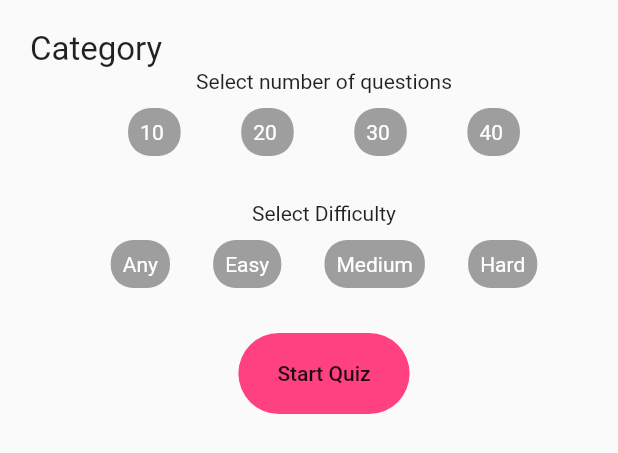
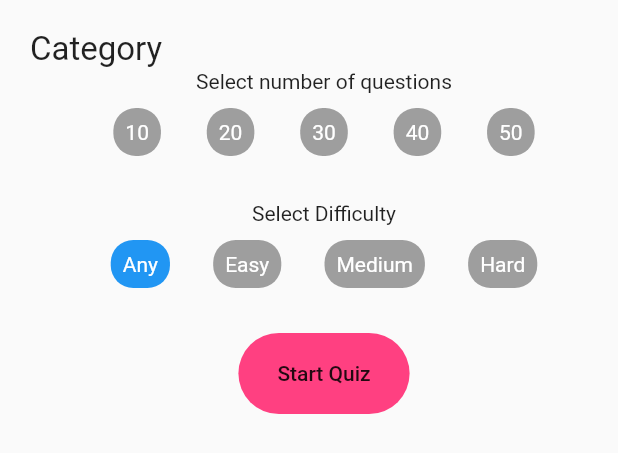
Before and after one commit to evansmwenda/questionnaireApp, a Flutter app: the MyBottomSheet widget shown alone on an empty page, opened directly, after a tap on "Any", on a phone screen of 412 x 824 dp. Shown: the top 453 px of the screen. Run offline on Flutter 3.47's test engine with Material 2 defaults, Android fonts, the phone set to English and light mode, and no system bars; network calls fail.

```diff
--- a/lib/main.dart
+++ b/lib/main.dart
@@ -1,5 +1,7 @@
 import 'package:flutter/material.dart';
 import 'package:peponi_app/widgets/bottom_sheet.dart';
+import 'package:peponi_app/widgets/my_container.dart';
+import 'package:peponi_app/widgets/question_categories.dart';
 
 void main() => runApp(MyApp());
 
@@ -19,16 +21,6 @@ class MyApp extends StatelessWidget {
 
 class MyHomePage extends StatefulWidget {
   MyHomePage({Key key, this.title}) : super(key: key);
-
-  // This widget is the home page of your application. It is stateful, meaning
-  // that it has a State object (defined below) that contains fields that affect
-  // how it looks.
-
-  // This class is the configuration for the state. It holds the values (in this
-  // case the title) provided by the parent (in this case the App widget) and
-  // used by the build method of the State. Fields in a Widget subclass are
-  // always marked "final".
-
   final String title;
 
   @override
@@ -38,16 +30,8 @@ class MyHomePage extends StatefulWidget {
 class _MyHomePageState extends State<MyHomePage> {
   @override
   Widget build(BuildContext context) {
-    // This method is rerun every time setState is called, for instance as done
-    // by the _incrementCounter method above.
-    //
-    // The Flutter framework has been optimized to make rerunning build methods
-    // fast, so that you can just rebuild anything that needs updating rather
-    // than having to individually change instances of widgets.
     return Scaffold(
         appBar: AppBar(
-          // Here we take the value from the MyHomePage object that was created by
-          // the App.build method, and use it to set our appbar title.
           title: Text(widget.title),
         ),
         body: Stack(
@@ -55,55 +39,39 @@ class _MyHomePageState extends State<MyHomePage> {
             Positioned(
               left: 0,
               right: 0,
-              height: 150.0,
+              height: 250.0,
               child: ClipPath(
                 clipper: ClippingClass(),
                 child: MyContainer(),
               ),
             ),
-
+            Padding(
+              padding: EdgeInsets.symmetric(vertical: 50.0,horizontal: 20.0),
+              child: Text("Select a category below to start quiz",
+              style: TextStyle(
+                fontSize: 19.0,
+                color: Colors.white,
+              ),),
+            ),
+            QuestionCategories(),
           ],
-        )// This trailing comma makes auto-formatting nicer for build methods.
+        ) // This trailing comma makes auto-formatting nicer for build methods.
         );
   }
 }
 
-class MyContainer extends StatelessWidget {
-  @override
-  Widget build(BuildContext context) {
-    return Container(
-      color: Colors.red,
-      padding: EdgeInsets.symmetric(vertical:40.0,horizontal: 20.0),
-      child: GestureDetector(
-        child: Text(
-          "Who among the following was the first president of Uganda?",
-          style: TextStyle(
-            fontSize: 25.0,
-            color: Colors.white,
-          ),
-          textAlign: TextAlign.center,
-        ),
-        onTap: (){
-          showBottomSheet(
-              context: context,
-              builder: (context) => MyBottomSheet(),);
-        },
-      ),
-    );
-  }
-}
-
-
-class ClippingClass extends CustomClipper<Path>{
+class ClippingClass extends CustomClipper<Path> {
   @override
   Path getClip(Size size) {
     var path = Path();
 
-    path.lineTo(0.0, size.height-40);
+    path.lineTo(0.0, size.height - 40);
 //    path.quadraticBezierTo(x1, y1, x2, y2);
-    path.quadraticBezierTo(size.width/4, size.height, size.width/2, size.height);
-    path.quadraticBezierTo(size.width - (size.width/4), size.height, size.width, size.height-40);
-    path.lineTo(size.width,0.0);
+    path.quadraticBezierTo(
+        size.width / 4, size.height, size.width / 2, size.height);
+    path.quadraticBezierTo(size.width - (size.width / 4), size.height,
+        size.width, size.height - 40);
+    path.lineTo(size.width, 0.0);
     path.close();
 
     return path;
@@ -114,5 +82,4 @@ class ClippingClass extends CustomClipper<Path>{
     // TODO: implement shouldReclip
     return false;
   }
-
 }
--- a/lib/widgets/bottom_sheet.dart
+++ b/lib/widgets/bottom_sheet.dart
@@ -6,46 +6,62 @@ class MyBottomSheet extends StatefulWidget {
 }
 
 class _MyBottomSheetState extends State<MyBottomSheet> {
-  String _selectedQuestion;
-  String _selectedDifficulty;
-  Color _normalColor = Colors.grey;
-  Color _selectedColor = Colors.blue;
-
-
-  List<RadioModel> sampleData = new List<RadioModel>();
+  List<RadioModel> sampleQuestions = new List<RadioModel>();
+  List<RadioModel> sampleDifficulty = new List<RadioModel>();
 
   @override
   void initState() {
     // TODO: implement initState
     super.initState();
-    sampleData.add(new RadioModel(false, '10'));
-    sampleData.add(new RadioModel(false, '20'));
-    sampleData.add(new RadioModel(false, '30'));
-    sampleData.add(new RadioModel(false, '40'));
-    sampleData.add(new RadioModel(false, '50'));
+    //for the sample questions
+    sampleQuestions.add(new RadioModel(false, '10'));
+    sampleQuestions.add(new RadioModel(false, '20'));
+    sampleQuestions.add(new RadioModel(false, '30'));
+    sampleQuestions.add(new RadioModel(false, '40'));
+    sampleQuestions.add(new RadioModel(false, '50'));
+
+    //for the sample difficulty
+    sampleDifficulty.add(new RadioModel(false, 'Any'));
+    sampleDifficulty.add(new RadioModel(false, 'Easy'));
+    sampleDifficulty.add(new RadioModel(false, 'Medium'));
+    sampleDifficulty.add(new RadioModel(false, 'Hard'));
   }
+
   void _rebuildScreen() {
     setState(() {
       //do nothing but rebuildp
-      sampleData.forEach((element) => element.isSelected = false);
-      print(" ai am rebuilding");
+      sampleQuestions.forEach((element) => element.isSelected = false);
+      print(" am questios rebuilding");
+    });
+  }
+  void _rebuildDifficultyScreen() {
+    setState(() {
+      //do nothing but rebuildp
+      sampleDifficulty.forEach((element) => element.isSelected = false);
+      print("am dfiificult rebuilding");
     });
   }
 
   @override
   Widget build(BuildContext context) {
     return Container(
-        padding: EdgeInsets.only(top: 20.0,left: 20.0),
+      padding: EdgeInsets.only(top: 20.0, left: 20.0),
       width: double.infinity,
       height: 300.0,
       child: Column(
         crossAxisAlignment: CrossAxisAlignment.start,
         children: <Widget>[
-            Text("Category",textAlign: TextAlign.start,style: TextStyle(fontSize: 22.0,),),
+          Text(
+            "Category",
+            textAlign: TextAlign.start,
+            style: TextStyle(
+              fontSize: 22.0,
+            ),
+          ),
           Column(
             children: <Widget>[
               Padding(
-                  padding: EdgeInsets.only(bottom:10.0),
+                padding: EdgeInsets.only(bottom: 10.0),
                 child: Text("Select number of questions"),
               ),
               Container(
@@ -53,13 +69,39 @@ class _MyBottomSheetState extends State<MyBottomSheet> {
                 child: Row(
                   mainAxisAlignment: MainAxisAlignment.spaceEvenly,
                   children: <Widget>[
-                      MyGestureDetector(0,sampleData[0].buttonText,sampleData,_rebuildScreen),
-                      MyGestureDetector(1,sampleData[1].buttonText,sampleData,_rebuildScreen),
-                      MyGestureDetector(2,sampleData[2].buttonText,sampleData,_rebuildScreen),
-                      MyGestureDetector(3,sampleData[3].buttonText,sampleData,_rebuildScreen),
+                    MyGestureDetector(
+                      group: '0',
+                      index: 0,
+                      buttonText: sampleQuestions[0].buttonText,
+                      sampleQuestions: sampleQuestions,
+                      rebuildCallback: _rebuildScreen,),
+                    MyGestureDetector(
+                      group: '0',
+                      index: 1,
+                      buttonText: sampleQuestions[1].buttonText,
+                      sampleQuestions: sampleQuestions,
+                      rebuildCallback: _rebuildScreen,),
+                    MyGestureDetector(
+                      group: '0',
+                      index: 2,
+                      buttonText: sampleQuestions[2].buttonText,
+                      sampleQuestions: sampleQuestions,
+                      rebuildCallback: _rebuildScreen,),
+                    MyGestureDetector(
+                      group: '0',
+                      index: 3,
+                      buttonText: sampleQuestions[3].buttonText,
+                      sampleQuestions: sampleQuestions,
+                      rebuildCallback: _rebuildScreen,),
+                    MyGestureDetector(
+                      group: '0',
+                      index: 4,
+                      buttonText: sampleQuestions[4].buttonText,
+                      sampleQuestions: sampleQuestions,
+                      rebuildCallback: _rebuildScreen,),
                   ],
                 ),
-                )
+              ),
             ],
           ),
           SizedBox(
@@ -68,7 +110,7 @@ class _MyBottomSheetState extends State<MyBottomSheet> {
           Column(
             children: <Widget>[
               Padding(
-                  padding: EdgeInsets.only(bottom:10.0),
+                padding: EdgeInsets.only(bottom: 10.0),
                 child: Text("Select Difficulty"),
               ),
               Container(
@@ -76,62 +118,35 @@ class _MyBottomSheetState extends State<MyBottomSheet> {
                 child: Row(
                   mainAxisAlignment: MainAxisAlignment.spaceEvenly,
                   children: <Widget>[
-                      GestureDetector(
-                        child: Container(
-                          padding: EdgeInsets.all(8.0),
-                          child: Text("Any",style: TextStyle(color: Colors.white),),
-                          decoration: BoxDecoration(
-                            borderRadius: BorderRadius.circular(15.0),
-                            color:  Colors.grey,
+                    MyGestureDetector(
+                      group: '1',
+                      index: 0,
+                      buttonText: sampleDifficulty[0].buttonText,
+                      sampleQuestions: sampleDifficulty,
+                      rebuildCallback: _rebuildDifficultyScreen,
+                    ),
+                    MyGestureDetector(
+                      group: '1',
+                      index: 1,
+                      buttonText: sampleDifficulty[1].buttonText,
+                      sampleQuestions: sampleDifficulty,
+                      rebuildCallback: _rebuildDifficultyScreen,
+                    ),
+                    MyGestureDetector(
+                      group: '1',
+                      index: 2,
+                      buttonText: sampleDifficulty[2].buttonText,
+                      sampleQuestions: sampleDifficulty,
+                      rebuildCallback: _rebuildDifficultyScreen,
+                    ),
+                    MyGestureDetector(
+                      group: '1',
+                      index: 3,
+                      buttonText: sampleDifficulty[3].buttonText,
+                      sampleQuestions: sampleDifficulty,
+                      rebuildCallback: _rebuildDifficultyScreen,
                     ),
 
-                        ),
-                        onTap: (){
-                          print("clicked any");
-                        },
-                      ),
-                      GestureDetector(
-                        child: Container(
-                          padding: EdgeInsets.all(8.0),
-                          child: Text("Easy",style: TextStyle(color: Colors.white),),
-                          decoration: BoxDecoration(
-                            borderRadius: BorderRadius.circular(15.0),
-                            color:  Colors.grey,
-                          ),
-
-                        ),
-                        onTap: (){
-                          print("clicked Easy");
-                        },
-                      ),
-                      GestureDetector(
-                        child: Container(
-                          padding: EdgeInsets.all(8.0),
-                          child: Text("Medium",style: TextStyle(color: Colors.white),),
-                          decoration: BoxDecoration(
-                            borderRadius: BorderRadius.circular(15.0),
-                            color:  Colors.grey,
-                          ),
-
-                        ),
-                        onTap: (){
-                          print("clicked Medium");
-                        },
-                      ),
-                      GestureDetector(
-                        child: Container(
-                          padding: EdgeInsets.all(8.0),
-                          child: Text("Hard",style: TextStyle(color: Colors.white),),
-                          decoration: BoxDecoration(
-                            borderRadius: BorderRadius.circular(15.0),
-                            color:  Colors.grey,
-                          ),
-
-                        ),
-                        onTap: (){
-                          print("clicked Hard");
-                        },
-                      ),
                   ],
                 ),
               )
@@ -146,24 +161,18 @@ class _MyBottomSheetState extends State<MyBottomSheet> {
                 borderRadius: BorderRadius.circular(30.0),
                 color: Colors.pinkAccent,
               ),
-                padding: EdgeInsets.symmetric(horizontal: 10.0,vertical: 3.0),
+              padding: EdgeInsets.symmetric(horizontal: 10.0, vertical: 3.0),
               child: FlatButton(
                 child: Text("Start Quiz"),
-                  onPressed: (){
-                    print("starting quiz");
+                onPressed: () {
+                  Navigator.of(context).pop();
+                  //print("$selectedQuestions -> $selectedDifficulty quiz");
                 },
               ),
             ),
           ),
-
         ],
-        )
-//                FlatButton(
-//                  child: Text('click me'),
-//                  onPressed: (){
-//                    Navigator.pop(context);
-//                  },
-//                ),
+      ),
     );
   }
 }
@@ -173,43 +182,63 @@ class MyGestureDetector extends StatefulWidget {
   _MyGestureDetectorState createState() => _MyGestureDetectorState();
   String buttonText;
   int index;
-  List<RadioModel> sampleData;
+  List<RadioModel> sampleQuestions;
   Function rebuildCallback;
-  MyGestureDetector(this.index,this.buttonText,this.sampleData,this.rebuildCallback);
+  Function rebuildDifficultyCallback;
+  String _questions;
+  String group;
+  String selectedQuestions;
+  String selectedDifficulty;
+
+  MyGestureDetector(
+      {this.group,
+      this.index,
+      this.buttonText,
+      this.sampleQuestions,
+      this.rebuildCallback});
 }
 
 class _MyGestureDetectorState extends State<MyGestureDetector> {
+  String _selectedQuestions;
+  String _selectedDifficulty;
+
   @override
   Widget build(BuildContext context) {
     return GestureDetector(
       child: Container(
-        width: 35.0,
         padding: EdgeInsets.all(8.0),
-        child: Text(widget.buttonText,style: TextStyle(color: Colors.white),),
+        child: Text(
+          widget.buttonText,
+          style: TextStyle(color: Colors.white),
+        ),
         decoration: BoxDecoration(
           borderRadius: BorderRadius.circular(15.0),
-          color: widget.sampleData[widget.index].isSelected ? Colors.blue:  Colors.grey,
+          color: widget.sampleQuestions[widget.index].isSelected
+              ? Colors.blue
+              : Colors.grey,
         ),
-
       ),
-      onTap: (){
+      onTap: () {
         setState(() {
           widget.rebuildCallback();
-          widget.sampleData.forEach((element) => element.isSelected = false);
-          widget.sampleData[0].isSelected = false;
-          widget.sampleData[1].isSelected = false;
-          widget.sampleData[2].isSelected = false;
-          widget.sampleData[3].isSelected = false;
-          widget.sampleData[widget.index].isSelected = true;
+          widget.sampleQuestions[widget.index].isSelected = true;
+          //widget.sampleDifficulty[widget.index].isSelected = true;
+          widget._questions = widget.sampleQuestions[widget.index].buttonText;
+          if(widget.group == '0'){
+            //this is a number of questions answer
+            _selectedQuestions = (widget._questions).toString();
+          }else{
+            //this is a difficulty answer
+            _selectedDifficulty = (widget._questions).toString();
+          }
+          //print("selected ->" + (widget._questions).toString());
         });
       },
     );
   }
 }
 
-
-
-class RadioModel{
+class RadioModel {
   bool isSelected;
   final String buttonText;
 
--- /dev/null
+++ b/lib/widgets/my_container.dart
@@ -0,0 +1,13 @@
+import 'package:flutter/material.dart';
+import 'package:peponi_app/widgets/bottom_sheet.dart';
+
+class MyContainer extends StatelessWidget {
+  @override
+  Widget build(BuildContext context) {
+    return Container(
+      color: Colors.red,
+      padding: EdgeInsets.symmetric(vertical: 40.0, horizontal: 20.0),
+
+    );
+  }
+}
--- /dev/null
+++ b/lib/widgets/question_categories.dart
@@ -0,0 +1,45 @@
+import 'package:flutter/material.dart';
+import 'package:peponi_app/widgets/bottom_sheet.dart';
+
+class QuestionCategories extends StatelessWidget {
+  @override
+  Widget build(BuildContext context) {
+    return Container(
+          margin: EdgeInsets.only(top: 120.0, left: 10.0, right: 10.0),
+          child: GridView.count(
+            // Create a grid with 2 columns. If you change the scrollDirection to
+            // horizontal, this produces 2 rows.
+            crossAxisCount: 2,
+            crossAxisSpacing: 20.0,
+            mainAxisSpacing: 15.0,
+            // Generate 100 widgets that display their index in the List.
+            children: List.generate(8, (index) {
+              return GestureDetector(
+                child: Container(
+                  decoration: BoxDecoration(
+                    borderRadius: BorderRadius.circular(10.0),
+                    color: Colors.green,
+                  ),
+                  child: GridTile(
+                    child: Image.network(
+                      "https://via.placeholder.com/150",
+                      fit: BoxFit.cover,
+                    ),
+                    footer: GridTileBar(
+                      backgroundColor: Colors.black38,
+                      title: Center(child: Text("CATEGORY $index"),),
+                    ),
+                  ),
+                ),
+                onTap: (){
+                  showBottomSheet(
+                    context: context,
+                    builder: (context) => MyBottomSheet(),
+                  );
+                },
+              );
+            }),
+          ),
+    );
+  }
+}
```
Lines whose indentation alone changed are shown as unchanged.
